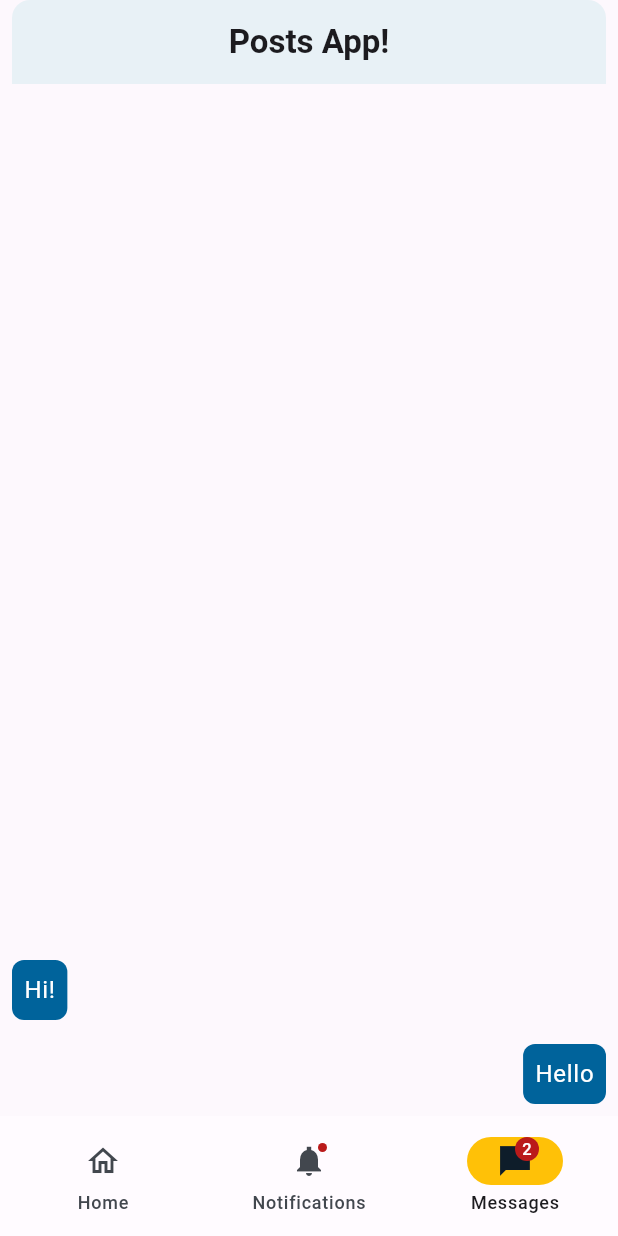
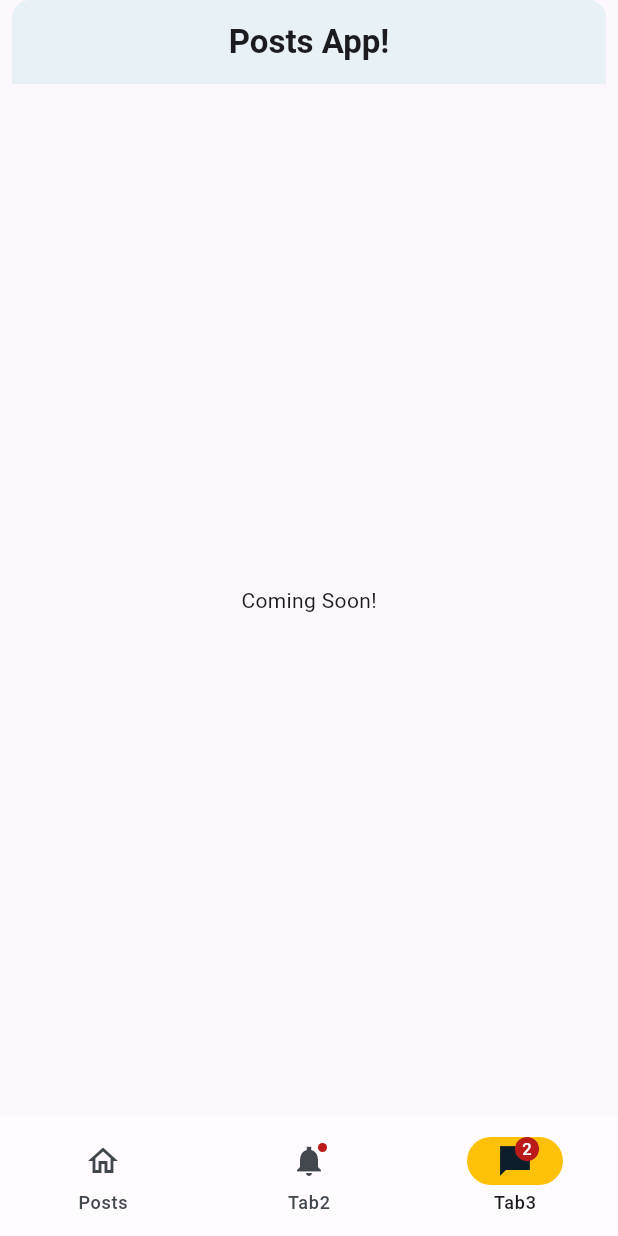
Before and after one commit to melbanna40/clean_arc_templet, a Flutter app: the screen it shows after launch, item 3 of the bottom bar chosen, on a phone screen of 412 x 824 dp. Run offline on Flutter 3.47's test engine with Material 3 defaults, Android fonts, the phone set to English and light mode, and no system bars; drawn by our look-alikes of flutter_animate; our stand-ins replace dartz, dio, equatable, extended_image, flutter_bloc, freezed_annotation and 8 more; accounts and stored records are empty; generated files the repository leaves out were written again; network calls fail; Roboto replaces fonts that are missing (Exo); project files that could hold a hidden picture were left out.

```diff
--- a/lib/layers/presentation/pages/home/home_page.dart
+++ b/lib/layers/presentation/pages/home/home_page.dart
@@ -65,18 +65,18 @@ class _HomePageState extends State<HomePage> {
           NavigationDestination(
             selectedIcon: Icon(Icons.home),
             icon: Icon(Icons.home_outlined),
-            label: 'Home',
+            label: 'Posts',
           ),
           NavigationDestination(
             icon: Badge(child: Icon(Icons.notifications_sharp)),
-            label: 'Notifications',
+            label: 'Tab2',
           ),
           NavigationDestination(
             icon: Badge(
               label: Text('2'),
               child: Icon(Icons.messenger_sharp),
             ),
-            label: 'Messages',
+            label: 'Tab3',
           ),
         ],
       ),
--- a/lib/layers/presentation/pages/home_tabs/messages/messages_tab.dart
+++ b/lib/layers/presentation/pages/home_tabs/messages/messages_tab.dart
@@ -5,47 +5,8 @@ class MessagesTab extends StatelessWidget {
 
   @override
   Widget build(BuildContext context) {
-    final theme = Theme.of(context);
-
-    return ListView.builder(
-      reverse: true,
-      itemCount: 2,
-      itemBuilder: (BuildContext context, int index) {
-        if (index == 0) {
-          return Align(
-            alignment: Alignment.centerRight,
-            child: Container(
-              margin: const EdgeInsets.all(8.0),
-              padding: const EdgeInsets.all(8.0),
-              decoration: BoxDecoration(
-                color: theme.colorScheme.primary,
-                borderRadius: BorderRadius.circular(8.0),
-              ),
-              child: Text(
-                'Hello',
-                style: theme.textTheme.bodyLarge!
-                    .copyWith(color: theme.colorScheme.onPrimary),
-              ),
-            ),
-          );
-        }
-        return Align(
-          alignment: Alignment.centerLeft,
-          child: Container(
-            margin: const EdgeInsets.all(8.0),
-            padding: const EdgeInsets.all(8.0),
-            decoration: BoxDecoration(
-              color: theme.colorScheme.primary,
-              borderRadius: BorderRadius.circular(8.0),
-            ),
-            child: Text(
-              'Hi!',
-              style: theme.textTheme.bodyLarge!
-                  .copyWith(color: theme.colorScheme.onPrimary),
-            ),
-          ),
-        );
-      },
+    return const Center(
+      child: Text('Coming Soon!'),
     );
   }
 }
--- a/lib/layers/presentation/pages/home_tabs/posts/posts_tab.dart
+++ b/lib/layers/presentation/pages/home_tabs/posts/posts_tab.dart
@@ -61,7 +61,9 @@ class _PostsTabState extends State<PostsTab> {
                 },
                 child: ListView.builder(
                   controller: _scrollController,
-                  itemCount: state.data.length,
+                  itemCount: state.hasReachedMax
+                      ? state.data.length
+                      : state.data.length + 1,
                   itemBuilder: (context, index) => index >= state.data.length
                       ? const Center(
                           child: CircularProgressIndicator(),
```
Also changed, not shown: lib/layers/presentation/pages/home_tabs/notifications/notifications_tab.dart (+2 -20 lines), 1 other file.
